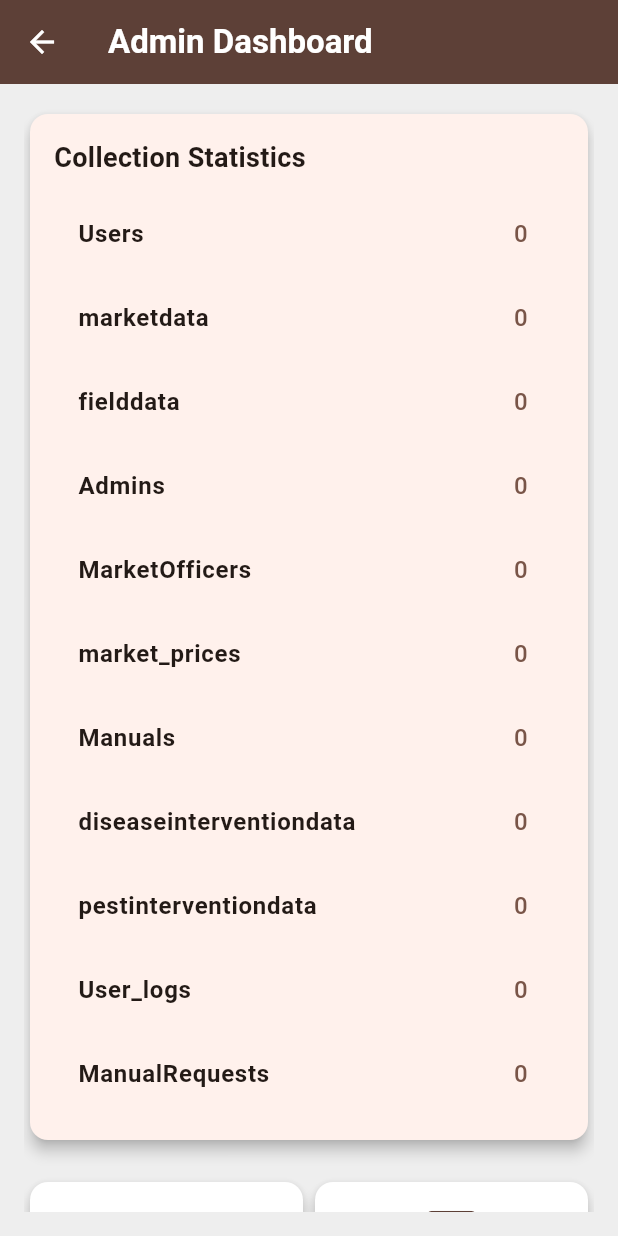
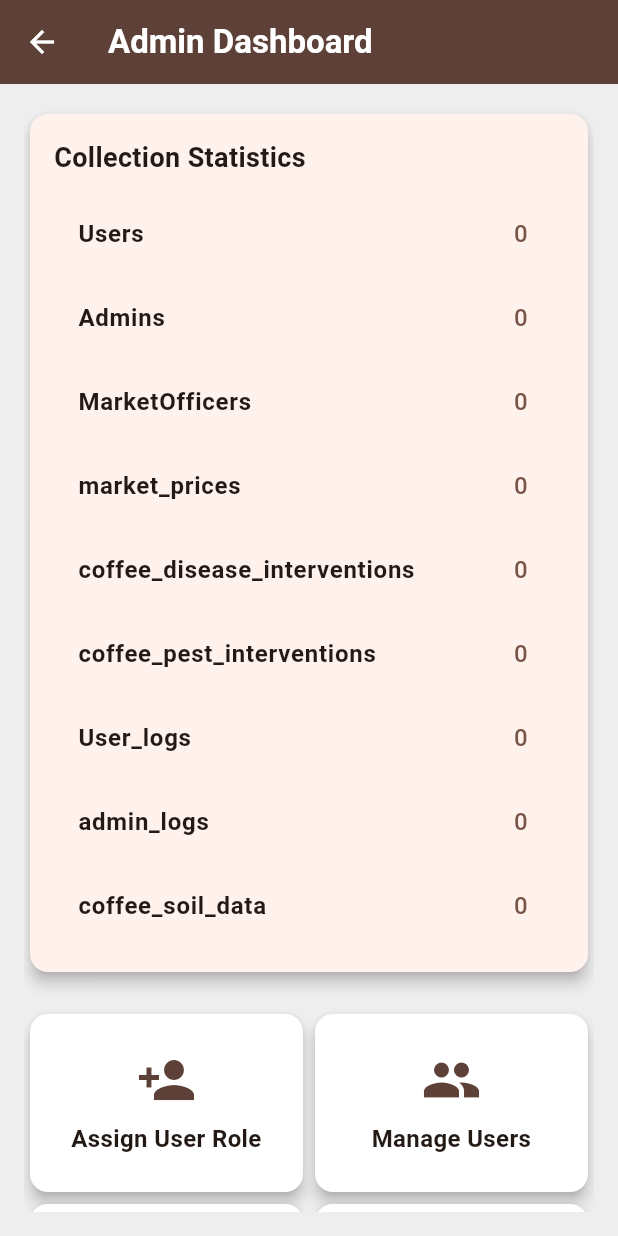
Before and after one commit to Fabrone/CoffeeCore, a Flutter app: the HomePage screen opened by its route, item 2 of the bottom bar chosen, after a tap on "Admin Management", on a phone screen of 412 x 824 dp. Run offline on Flutter 3.47's test engine with Material 3 defaults, Android fonts, the phone set to English and light mode, and no system bars; our stand-ins replace animated_text_kit, carousel_slider, cloud_firestore, firebase_auth, firebase_core, firebase_storage and 10 more; missing offline and left inert: flutter_pdfview; accounts and stored records are empty.

```diff
--- a/lib/home.dart
+++ b/lib/home.dart
@@ -98,11 +98,12 @@ class _HomePageState extends State<HomePage> {
       Uint8List? decodedImage;
 
       try {
-        if (profileImageBase64 != null) {
+        if (profileImageBase64 != null && profileImageBase64.isNotEmpty) {
           decodedImage = base64Decode(profileImageBase64);
         }
       } catch (e) {
         logger.e('Error decoding profile image: $e');
+        decodedImage = null; // Ensure decodedImage is null if decoding fails
       }
 
       if (mounted) {
@@ -116,7 +117,12 @@ class _HomePageState extends State<HomePage> {
       }
     } catch (e) {
       logger.e('Error fetching user data: $e');
-      _redirectToLogin('Error fetching user data. Please log in again.');
+      if (mounted) {
+        ScaffoldMessenger.of(context).showSnackBar(
+          SnackBar(content: Text('Error fetching user data: $e')),
+        );
+      }
+      // Do not redirect to login here; let the listener handle it
     }
   }
 
@@ -141,7 +147,6 @@ class _HomePageState extends State<HomePage> {
   void _listenToUserAndRoleStatus() {
     if (_userId == null) return;
 
-    // Listen to Users collection
     FirebaseFirestore.instance
         .collection('Users')
         .doc(_userId)
@@ -152,8 +157,19 @@ class _HomePageState extends State<HomePage> {
         _redirectToLogin('Your account has been removed. Please log in again.');
       } else if (mounted) {
         AppUser appUser = AppUser.fromFirestore(userSnapshot, null);
+        String? profileImageBase64 = appUser.profileImage;
+        Uint8List? decodedImage;
+        try {
+          if (profileImageBase64 != null && profileImageBase64.isNotEmpty) {
+            decodedImage = base64Decode(profileImageBase64);
+          }
+        } catch (e) {
+          logger.e('Error decoding profile image in listener: $e');
+          decodedImage = null;
+        }
         setState(() {
           _userData = appUser.toMap();
+          _profileImageBytes = decodedImage;
           logger.i('User data updated: $_userData');
         });
       }
@@ -162,17 +178,19 @@ class _HomePageState extends State<HomePage> {
       _redirectToLogin('Error syncing user data. Please log in again.');
     });
 
-    // Listen to Admins collection
     FirebaseFirestore.instance
         .collection('Admins')
         .doc(_userId)
         .snapshots()
         .listen((adminSnapshot) {
       if (mounted) {
+        bool newAdminStatus = adminSnapshot.exists;
+        if (newAdminStatus != _isMainAdmin) {
           setState(() {
-          _isMainAdmin = adminSnapshot.exists;
+            _isMainAdmin = newAdminStatus;
             logger.i('Admin status updated: $_isMainAdmin');
           });
+        }
       }
     }, onError: (e) {
       logger.e('Error listening to Admins: $e');
@@ -183,17 +201,19 @@ class _HomePageState extends State<HomePage> {
       }
     });
 
-    // Listen to MarketOfficers collection
     FirebaseFirestore.instance
         .collection('MarketOfficers')
         .doc(_userId)
         .snapshots()
         .listen((marketOfficerSnapshot) {
       if (mounted) {
+        bool newMarketOfficerStatus = marketOfficerSnapshot.exists;
+        if (newMarketOfficerStatus != _isMarketOfficer) {
           setState(() {
-          _isMarketOfficer = marketOfficerSnapshot.exists;
+            _isMarketOfficer = newMarketOfficerStatus;
             logger.i('Market Officer status updated: $_isMarketOfficer');
           });
+        }
       }
     }, onError: (e) {
       logger.e('Error listening to MarketOfficers: $e');
--- a/lib/screens/admin/admin_management_screen.dart
+++ b/lib/screens/admin/admin_management_screen.dart
@@ -31,16 +31,14 @@ class _AdminManagementScreenState extends State<AdminManagementScreen> {
       setState(() {
         _allCollections = [
           'Users',
-          'marketdata',
-          'fielddata',
           'Admins',
-          'MarketOfficers', // Added MarketOfficers to the list
-          'market_prices',  // Added market_prices to the list
-          'Manuals',
-          'diseaseinterventiondata',
-          'pestinterventiondata',
+          'MarketOfficers',
+          'market_prices',
+          'coffee_disease_interventions',
+          'coffee_pest_interventions',
           'User_logs',
-          'ManualRequests',
+          'admin_logs',
+          'coffee_soil_data',
         ];
       });
     } catch (e) {
@@ -116,7 +114,7 @@ class _AdminManagementScreenState extends State<AdminManagementScreen> {
     return Scaffold(
       appBar: AppBar(
         title: const Text('Admin Dashboard', style: TextStyle(color: Colors.white, fontWeight: FontWeight.bold)),
-        backgroundColor: Colors.brown[700], // Updated to coffee brown theme
+        backgroundColor: Colors.brown[700],
         foregroundColor: Colors.white,
       ),
       body: Container(
@@ -182,10 +180,9 @@ class _AdminManagementScreenState extends State<AdminManagementScreen> {
       physics: const NeverScrollableScrollPhysics(),
       childAspectRatio: 1.5,
       children: [
-        _buildOptionCard('Assign Admin', Icons.person_add, () => _showAssignRoleDialog('Admins')),
-        _buildOptionCard('Assign Market Officer', Icons.price_change, () => _showAssignRoleDialog('MarketOfficers')),
+        _buildOptionCard('Assign User Role', Icons.person_add, () => _showRoleSelectionDialog()),
+        _buildOptionCard('Manage Users', Icons.people, () => _showManageUsersScreen()),
         _buildOptionCard('Manage Pests', Icons.bug_report, () => Navigator.push(context, MaterialPageRoute(builder: (context) => const AdminPestManagementPage()))),
-        _buildOptionCard('Manage Users', Icons.people, () => _showManageUsersScreen()),
         _buildOptionCard('Filter Users', Icons.filter_list, () => Navigator.push(context, MaterialPageRoute(builder: (context) => const FilterUsersScreen()))),
       ],
     );
@@ -209,6 +206,51 @@ class _AdminManagementScreenState extends State<AdminManagementScreen> {
             ],
           ),
         ),
+      ),
+    );
+  }
+
+  void _showRoleSelectionDialog() {
+    showDialog(
+      context: context,
+      builder: (context) => AlertDialog(
+        title: const Text('Assign User Role', style: TextStyle(fontWeight: FontWeight.bold)),
+        content: Column(
+          mainAxisSize: MainAxisSize.min,
+          children: [
+            ElevatedButton(
+              onPressed: () {
+                Navigator.pop(context);
+                _showAssignRoleDialog('Admins');
+              },
+              style: ElevatedButton.styleFrom(
+                backgroundColor: Colors.brown[700],
+                foregroundColor: Colors.white,
+                shape: RoundedRectangleBorder(borderRadius: BorderRadius.circular(12)),
+              ),
+              child: const Text('Assign Admin Role'),
+            ),
+            const SizedBox(height: 10),
+            ElevatedButton(
+              onPressed: () {
+                Navigator.pop(context);
+                _showAssignRoleDialog('MarketOfficers');
+              },
+              style: ElevatedButton.styleFrom(
+                backgroundColor: Colors.brown[700],
+                foregroundColor: Colors.white,
+                shape: RoundedRectangleBorder(borderRadius: BorderRadius.circular(12)),
+              ),
+              child: const Text('Assign Market Officer Role'),
+            ),
+          ],
+        ),
+        actions: [
+          TextButton(
+            onPressed: () => Navigator.pop(context),
+            child: const Text('Close'),
+          ),
+        ],
       ),
     );
   }
```
Lines whose indentation alone changed are shown as unchanged.
